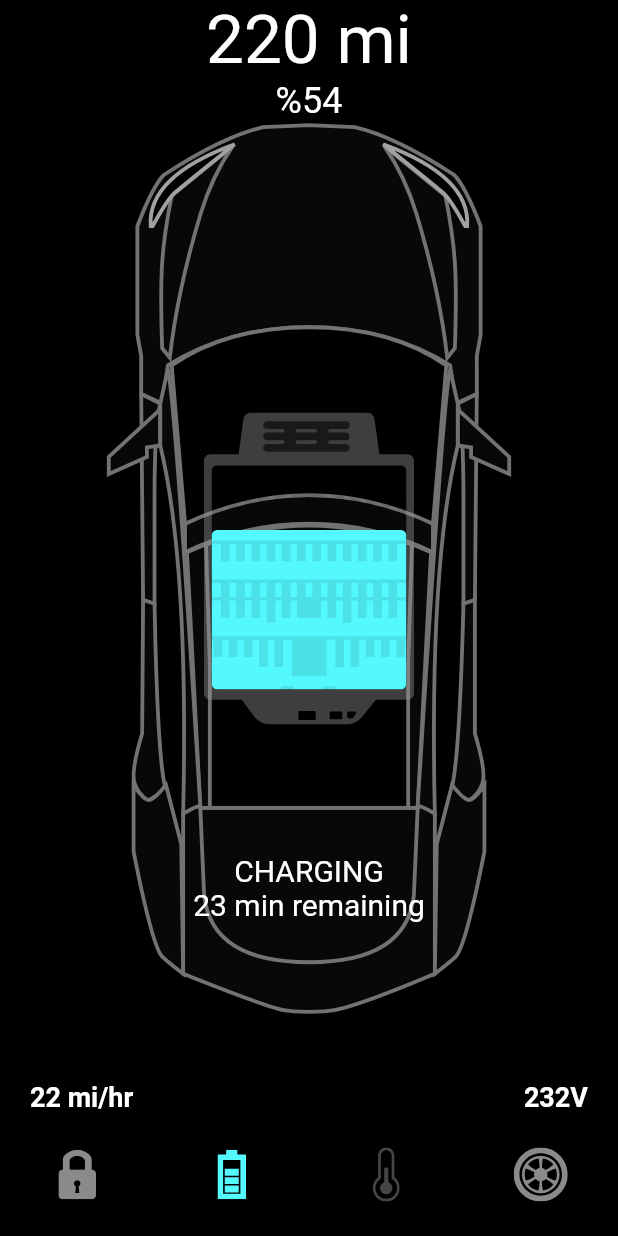
After one commit to furkanogutcu/flutter_car_control_app, a Flutter app: the screen it shows after launch, item 2 of the bottom bar chosen, on a phone screen of 412 x 824 dp. The commit adds this screen. Run offline on Flutter 3.47's test engine with Material 2 defaults, Android fonts, the phone set to English and light mode, and no system bars; our stand-ins replace flutter_svg.

Commit message:
Add Battery Page - Episode 2

```diff
--- a/lib/home_controller.dart
+++ b/lib/home_controller.dart
@@ -1,28 +1,35 @@
 import 'package:flutter/material.dart';
 
 class HomeController extends ChangeNotifier {
+  int selectedBottomTab = 0;
+
+  void onBottomNavigationTabChange(int index) {
+    this.selectedBottomTab = index;
+    notifyListeners();
+  }
+
   bool isRightDoorLock = true;
   bool isLeftDoorLock = true;
   bool isBonnetLock = true;
   bool isTrunkLock = true;
 
   void updateRightDoorLock() {
-    isRightDoorLock = !isRightDoorLock;
+    this.isRightDoorLock = !this.isRightDoorLock;
     notifyListeners();
   }
 
   void updateLeftDoorLock() {
-    isLeftDoorLock = !isLeftDoorLock;
+    this.isLeftDoorLock = !this.isLeftDoorLock;
     notifyListeners();
   }
 
   void updateBonnetLock() {
-    isBonnetLock = !isBonnetLock;
+    this.isBonnetLock = !this.isBonnetLock;
     notifyListeners();
   }
 
   void updateTrunkLock() {
-    isTrunkLock = !isTrunkLock;
+    this.isTrunkLock = !this.isTrunkLock;
     notifyListeners();
   }
 }
--- /dev/null
+++ b/lib/screens/components/battery_status.dart
@@ -0,0 +1,58 @@
+import 'package:flutter/material.dart';
+import 'package:flutter_car_control_app/constants.dart';
+
+class BatteryStatus extends StatelessWidget {
+  const BatteryStatus({
+    Key? key,
+    required this.constrains,
+  }) : super(key: key);
+
+  final BoxConstraints constrains;
+
+  @override
+  Widget build(BuildContext context) {
+    return Column(
+      children: [
+        Text(
+          "220 mi",
+          style: Theme.of(context)
+              .textTheme
+              .headline3!
+              .copyWith(color: Colors.white),
+        ),
+        Text(
+          "%54",
+          style: TextStyle(fontSize: 24),
+        ),
+        Spacer(),
+        Text(
+          "CHARGING",
+          style: TextStyle(fontSize: 20),
+        ),
+        Text(
+          "23 min remaining",
+          style: TextStyle(fontSize: 20),
+        ),
+        SizedBox(
+          height: constrains.maxHeight * 0.14,
+        ),
+        DefaultTextStyle(
+          style: TextStyle(fontSize: 18, fontWeight: FontWeight.bold),
+          child: Padding(
+            padding: EdgeInsets.symmetric(vertical: 0, horizontal: 20),
+            child: Row(
+              mainAxisAlignment: MainAxisAlignment.spaceBetween,
+              children: [
+                Text("22 mi/hr"),
+                Text("232V"),
+              ],
+            ),
+          ),
+        ),
+        const SizedBox(
+          height: defaultPadding,
+        ),
+      ],
+    );
+  }
+}
--- a/lib/screens/home_screen.dart
+++ b/lib/screens/home_screen.dart
@@ -1,23 +1,64 @@
 import 'package:flutter/material.dart';
+import 'package:flutter_car_control_app/constants.dart';
 import 'package:flutter_car_control_app/home_controller.dart';
+import 'package:flutter_car_control_app/screens/components/battery_status.dart';
 import 'package:flutter_car_control_app/screens/components/car_bottom_navigation_bar.dart';
 import 'package:flutter_car_control_app/screens/components/door_lock.dart';
 import 'package:flutter_svg/flutter_svg.dart';
 
-class HomeScreen extends StatelessWidget {
+class HomeScreen extends StatefulWidget {
   HomeScreen({Key? key}) : super(key: key);
 
+  @override
+  State<HomeScreen> createState() => _HomeScreenState();
+}
+
+class _HomeScreenState extends State<HomeScreen>
+    with SingleTickerProviderStateMixin {
   final HomeController _controller = HomeController();
+
+  late AnimationController _batteryAnimationController;
+  late Animation<double> _animationBattery;
+  late Animation<double> _animationBatteryStatus;
+
+  void setupBatteryAnimation() {
+    _batteryAnimationController =
+        AnimationController(vsync: this, duration: Duration(milliseconds: 600));
+
+    _animationBattery = CurvedAnimation(
+        parent: _batteryAnimationController, curve: Interval(0.0, 0.5));
+
+    _animationBatteryStatus = CurvedAnimation(
+        parent: _batteryAnimationController, curve: Interval(0.6, 1));
+  }
+
+  @override
+  void initState() {
+    setupBatteryAnimation();
+    super.initState();
+  }
+
+  @override
+  void dispose() {
+    _batteryAnimationController.dispose();
+    super.dispose();
+  }
 
   @override
   Widget build(BuildContext context) {
     return AnimatedBuilder(
-      animation: _controller,
+      animation: Listenable.merge([_controller, _batteryAnimationController]),
       builder: (context, _) {
         return Scaffold(
           bottomNavigationBar: CarBottomNavigationBar(
-            onTap: (index) {},
-            selectedTab: 0,
+            onTap: (index) {
+              if (index == 1)
+                _batteryAnimationController.forward();
+              else if (_controller.selectedBottomTab == 1 && index != 1)
+                _batteryAnimationController.reverse(from: 0.5);
+              _controller.onBottomNavigationTabChange(index);
+            },
+            selectedTab: _controller.selectedBottomTab,
           ),
           body: SafeArea(
             child: LayoutBuilder(
@@ -33,32 +74,80 @@ class HomeScreen extends StatelessWidget {
                         width: double.infinity,
                       ),
                     ),
-                    Positioned(
-                      right: constrains.maxWidth * 0.1,
+                    AnimatedPositioned(
+                      duration: defaultDuration,
+                      right: _controller.selectedBottomTab == 0
+                          ? constrains.maxWidth * 0.1
+                          : constrains.maxWidth / 2,
+                      child: AnimatedOpacity(
+                        duration: defaultDuration,
+                        opacity: _controller.selectedBottomTab == 0 ? 1 : 0,
                         child: DoorLock(
                           isLock: _controller.isRightDoorLock,
                           press: _controller.updateRightDoorLock,
                         ),
                       ),
-                    Positioned(
-                      left: constrains.maxWidth * 0.1,
+                    ),
+                    AnimatedPositioned(
+                      duration: defaultDuration,
+                      left: _controller.selectedBottomTab == 0
+                          ? constrains.maxWidth * 0.1
+                          : constrains.maxWidth / 2,
+                      child: AnimatedOpacity(
+                        duration: defaultDuration,
+                        opacity: _controller.selectedBottomTab == 0 ? 1 : 0,
                         child: DoorLock(
                           isLock: _controller.isLeftDoorLock,
                           press: _controller.updateLeftDoorLock,
                         ),
                       ),
-                    Positioned(
-                      top: constrains.maxHeight * 0.13,
+                    ),
+                    AnimatedPositioned(
+                      duration: defaultDuration,
+                      top: _controller.selectedBottomTab == 0
+                          ? constrains.maxHeight * 0.13
+                          : constrains.maxHeight / 2,
+                      child: AnimatedOpacity(
+                        duration: defaultDuration,
+                        opacity: _controller.selectedBottomTab == 0 ? 1 : 0,
                         child: DoorLock(
                           isLock: _controller.isBonnetLock,
                           press: _controller.updateBonnetLock,
                         ),
                       ),
-                    Positioned(
-                      bottom: constrains.maxHeight * 0.17,
+                    ),
+                    AnimatedPositioned(
+                      duration: defaultDuration,
+                      bottom: _controller.selectedBottomTab == 0
+                          ? constrains.maxHeight * 0.17
+                          : constrains.maxHeight / 2,
+                      child: AnimatedOpacity(
+                        duration: defaultDuration,
+                        opacity: _controller.selectedBottomTab == 0 ? 1 : 0,
                         child: DoorLock(
                           isLock: _controller.isTrunkLock,
                           press: _controller.updateTrunkLock,
+                        ),
+                      ),
+                    ),
+
+                    // Battery
+                    Opacity(
+                      opacity: _animationBattery.value,
+                      child: SvgPicture.asset(
+                        "assets/icons/Battery.svg",
+                        width: constrains.maxWidth * 0.34,
+                      ),
+                    ),
+                    Positioned(
+                      top: 50 * (1 - _animationBatteryStatus.value),
+                      height: constrains.maxHeight,
+                      width: constrains.maxWidth,
+                      child: Opacity(
+                        opacity: _animationBatteryStatus.value,
+                        child: BatteryStatus(
+                          constrains: constrains,
+                        ),
                       ),
                     )
                   ],
```
Lines whose indentation alone changed are shown as unchanged.
